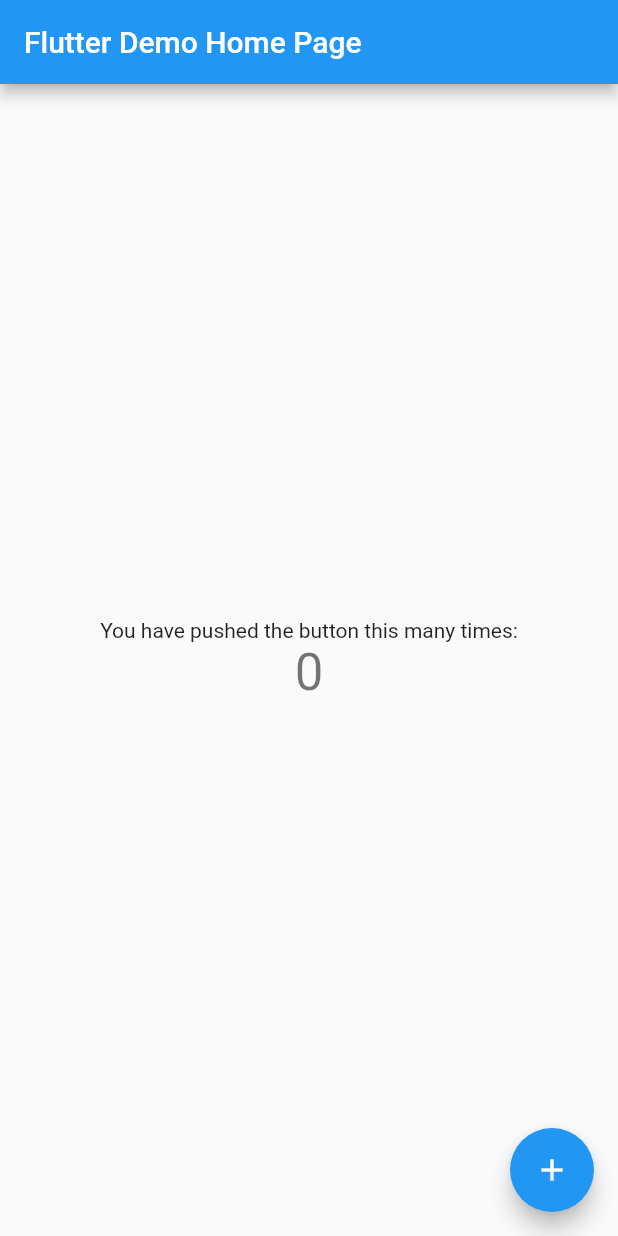
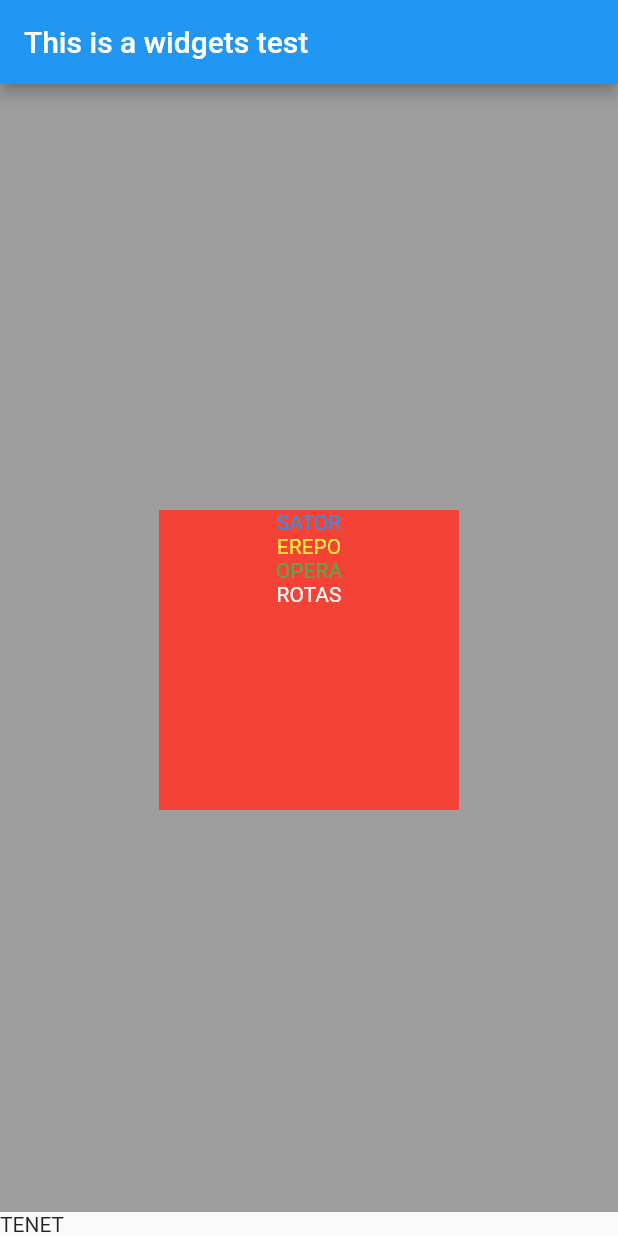
Before and after one commit to SandorZhylin/AndroidStudioProjects, a Flutter app: the screen it shows after launch, on a phone screen of 412 x 824 dp. Run offline on Flutter 3.47's test engine with Material 2 defaults, Android fonts, the phone set to English and light mode, and no system bars.

Commit message:
Modified file so it contains Test task with widgets

```diff
--- a/sample_flutter_app/lib/main.dart
+++ b/sample_flutter_app/lib/main.dart
@@ -1,113 +1,49 @@
 import 'package:flutter/material.dart';
 
 void main() {
-  runApp(MyApp());
+  runApp(WidgetsTraining());
 }
 
-class MyApp extends StatelessWidget {
-  // This widget is the root of your application.
+class WidgetsTraining extends StatelessWidget {
+
   @override
   Widget build(BuildContext context) {
     return MaterialApp(
-      title: 'Flutter Demo',
-      theme: ThemeData(
-        // This is the theme of your application.
-        //
-        // Try running your application with "flutter run". You'll see the
-        // application has a blue toolbar. Then, without quitting the app, try
-        // changing the primarySwatch below to Colors.green and then invoke
-        // "hot reload" (press "r" in the console where you ran "flutter run",
-        // or simply save your changes to "hot reload" in a Flutter IDE).
-        // Notice that the counter didn't reset back to zero; the application
-        // is not restarted.
-        primarySwatch: Colors.blue,
+      title: 'Widgets Training',
+      home: Scaffold(
+        backgroundColor: (Colors.grey),
+        appBar: AppBar(
+        title: Text('This is a widgets test')
+        ),
+        body: Center(
+          child: Container(
+            width: 200,
+            height: 200,
+            color: (Colors.red),
+            child: Column(
+                children: [
+                    Text ('SATOR', style: TextStyle(
+                      color: Colors.blue
+                    ),),
+                    Text ('EREPO', style: TextStyle(
+                        color: Colors.yellow
+                    ),),
+                    Text ('OPERA', style: TextStyle(
+                        color: Colors.green
+                    ),),
+                    Text ('ROTAS', style: TextStyle(
+                    color: Colors.white
+                    ),),
+                  ],
+            )
+          ),
+        ),
+          bottomSheet: Row(
+          children: [
+            Text ('TENET')
+        ],
       ),
-      home: MyHomePage(title: 'Flutter Demo Home Page'),
+      ),
     );
   }
 }
-
-class MyHomePage extends StatefulWidget {
-  MyHomePage({Key key, this.title}) : super(key: key);
-
-  // This widget is the home page of your application. It is stateful, meaning
-  // that it has a State object (defined below) that contains fields that affect
-  // how it looks.
-
-  // This class is the configuration for the state. It holds the values (in this
-  // case the title) provided by the parent (in this case the App widget) and
-  // used by the build method of the State. Fields in a Widget subclass are
-  // always marked "final".
-
-  final String title;
-
-  @override
-  _MyHomePageState createState() => _MyHomePageState();
-}
-
-class _MyHomePageState extends State<MyHomePage> {
-  int _counter = 0;
-
-  void _incrementCounter() {
-    setState(() {
-      // This call to setState tells the Flutter framework that something has
-      // changed in this State, which causes it to rerun the build method below
-      // so that the display can reflect the updated values. If we changed
-      // _counter without calling setState(), then the build method would not be
-      // called again, and so nothing would appear to happen.
-      _counter++;
-    });
-  }
-
-  @override
-  Widget build(BuildContext context) {
-    // This method is rerun every time setState is called, for instance as done
-    // by the _incrementCounter method above.
-    //
-    // The Flutter framework has been optimized to make rerunning build methods
-    // fast, so that you can just rebuild anything that needs updating rather
-    // than having to individually change instances of widgets.
-    return Scaffold(
-      appBar: AppBar(
-        // Here we take the value from the MyHomePage object that was created by
-        // the App.build method, and use it to set our appbar title.
-        title: Text(widget.title),
-      ),
-      body: Center(
-        // Center is a layout widget. It takes a single child and positions it
-        // in the middle of the parent.
-        child: Column(
-          // Column is also a layout widget. It takes a list of children and
-          // arranges them vertically. By default, it sizes itself to fit its
-          // children horizontally, and tries to be as tall as its parent.
-          //
-          // Invoke "debug painting" (press "p" in the console, choose the
-          // "Toggle Debug Paint" action from the Flutter Inspector in Android
-          // Studio, or the "Toggle Debug Paint" command in Visual Studio Code)
-          // to see the wireframe for each widget.
-          //
-          // Column has various properties to control how it sizes itself and
-          // how it positions its children. Here we use mainAxisAlignment to
-          // center the children vertically; the main axis here is the vertical
-          // axis because Columns are vertical (the cross axis would be
-          // horizontal).
-          mainAxisAlignment: MainAxisAlignment.center,
-          children: <Widget>[
-            Text(
-              'You have pushed the button this many times:',
-            ),
-            Text(
-              '$_counter',
-              style: Theme.of(context).textTheme.headline4,
-            ),
-          ],
-        ),
-      ),
-      floatingActionButton: FloatingActionButton(
-        onPressed: _incrementCounter,
-        tooltip: 'Increment',
-        child: Icon(Icons.add),
-      ), // This trailing comma makes auto-formatting nicer for build methods.
-    );
-  }
-}
```
